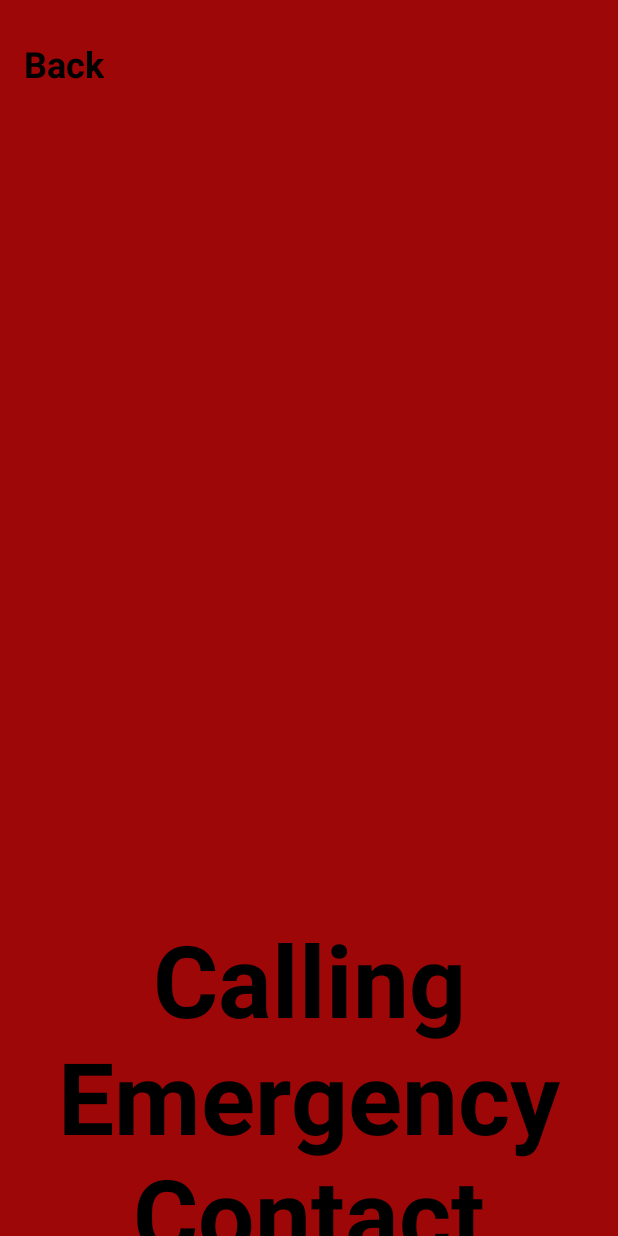
After one commit to sierratp/TheiaApp, an Android app: the EmergencyCallView screen opened directly, with no data from a screen before it, on a phone screen of 412 x 824 dp. The commit adds this screen. Run offline under Robolectric (Android 15) with nearby library versions, the phone set to English and light mode, and no system bars.

Commit message:
added screen for emergency contact

```diff
--- a/app/src/main/AndroidManifest.xml
+++ b/app/src/main/AndroidManifest.xml
@@ -42,6 +42,7 @@
                 <category android:name="android.intent.category.LAUNCHER" />
             </intent-filter>
         </activity>
+        <activity android:name=".views.EmergencyCallView" />
     </application>
 
 </manifest>
--- /dev/null
+++ b/app/src/main/java/com/example/theiaapp/views/EmergencyCallView.java
@@ -0,0 +1,22 @@
+package com.example.theiaapp.views;
+
+import android.os.Bundle;
+import android.widget.TextView;
+
+import androidx.appcompat.app.AppCompatActivity;
+
+import com.example.theiaapp.R;
+
+public class EmergencyCallView extends AppCompatActivity {
+
+    @Override
+    protected void onCreate(Bundle savedInstanceState) {
+        super.onCreate(savedInstanceState);
+        setContentView(R.layout.emergency_call_view); // Create a separate layout for this screen
+
+        TextView backButton = findViewById(R.id.back_button);
+        backButton.setOnClickListener(v -> {
+            finish();
+        });
+    }
+}
--- /dev/null
+++ b/app/src/main/res/layout/emergency_call_view.xml
@@ -0,0 +1,37 @@
+<?xml version="1.0" encoding="utf-8"?>
+<androidx.constraintlayout.widget.ConstraintLayout xmlns:android="http://schemas.android.com/apk/res/android"
+    xmlns:app="http://schemas.android.com/apk/res-auto"
+    xmlns:tools="http://schemas.android.com/tools"
+    android:layout_width="match_parent"
+    android:layout_height="match_parent"
+    android:background="#9D0707">
+
+    <LinearLayout
+        android:layout_width="match_parent"
+        android:layout_height="match_parent"
+        android:orientation="vertical">
+
+        <TextView
+            android:id="@+id/back_button"
+            android:layout_width="wrap_content"
+            android:layout_height="wrap_content"
+            android:layout_gravity="start"
+            android:layout_marginTop="10dp"
+            android:padding="16dp"
+            android:text="Back"
+            android:textColor="#000000"
+            android:textSize="24dp"
+            android:textStyle="bold" />
+
+        <TextView
+            android:id="@+id/textView2"
+            android:layout_width="wrap_content"
+            android:layout_height="wrap_content"
+            android:text="Calling Emergency Contact"
+            android:textAlignment="center"
+            android:textSize="100px"
+            android:translationY="800px"
+            android:textStyle="bold"
+            android:textColor="#000000"/>
+    </LinearLayout>
+</androidx.constraintlayout.widget.ConstraintLayout>
```
Also changed, not shown: app/src/main/java/com/example/theiaapp/views/FirstPersonView.java (+9 -3 lines), app/src/main/res/layout/activity_first_person.xml (+11 -6 lines).
